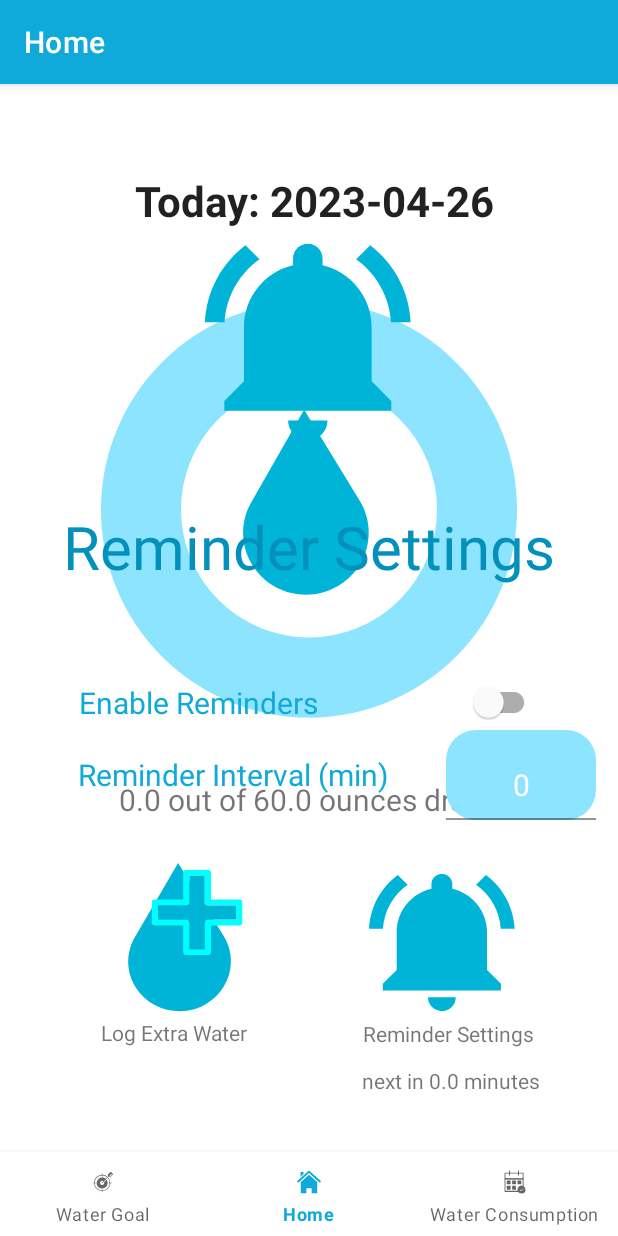
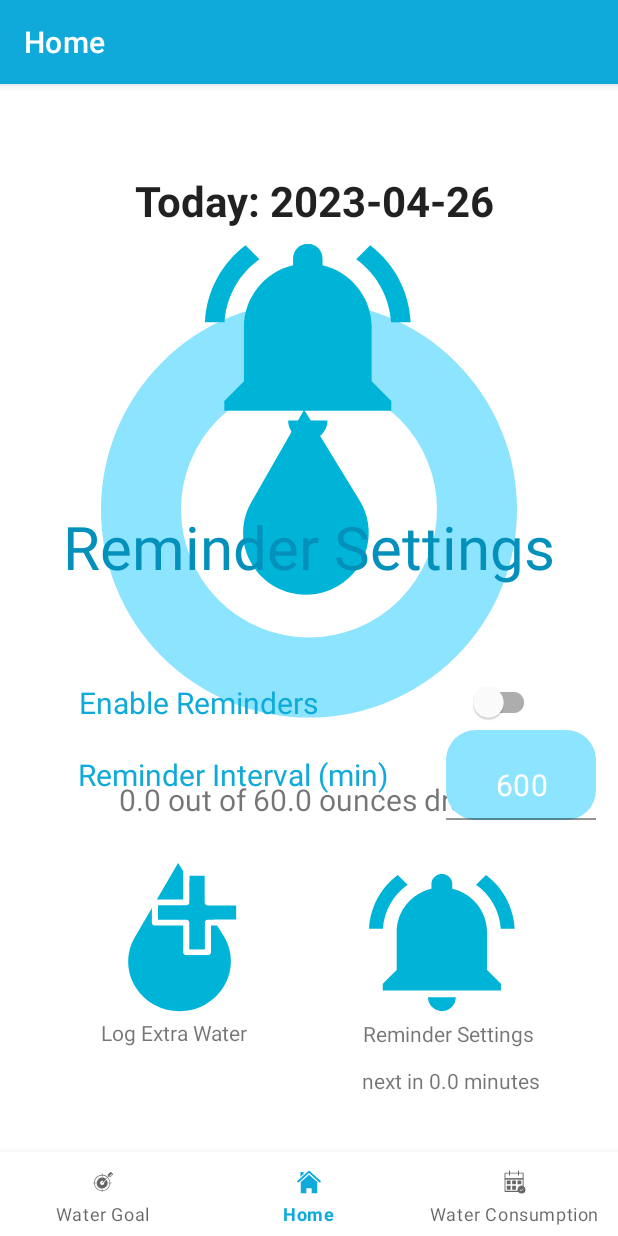
Before and after one commit to 2900xt/Smart-Water, an Android app: the fragment ReminderFragment placed in its activity, on a phone screen of 412 x 824 dp. Run offline under Robolectric (Android 15) with nearby library versions, the phone set to English and light mode, and no system bars; our stand-ins replace navigation-ui.

Commit message:
ReminderFragment Code

```diff
--- a/app/src/main/java/com/remindrop/smartwater/ui/home/reminders/ReminderFragment.java
+++ b/app/src/main/java/com/remindrop/smartwater/ui/home/reminders/ReminderFragment.java
@@ -1,22 +1,33 @@
 package com.remindrop.smartwater.ui.home.reminders;
 
+import android.annotation.SuppressLint;
 import android.os.Bundle;
 import android.view.LayoutInflater;
 import android.view.View;
 import android.view.ViewGroup;
+import android.widget.Switch;
 
 import androidx.annotation.NonNull;
 import androidx.fragment.app.Fragment;
 
+import com.google.android.material.switchmaterial.SwitchMaterial;
+import com.google.android.material.textfield.TextInputEditText;
+import com.remindrop.smartwater.R;
+import com.remindrop.smartwater.Util;
 import com.remindrop.smartwater.databinding.FragmentHomeBinding;
 import com.remindrop.smartwater.databinding.FragmentReminderBinding;
 import com.remindrop.smartwater.ui.home.HomeViewModel;
+
+import org.json.JSONException;
+import org.json.JSONObject;
 
 public class ReminderFragment extends Fragment {
 
     private FragmentReminderBinding binding;
     private Fragment parent;
     private HomeViewModel viewModel;
+    private TextInputEditText reminderIntervalInput;
+    private SwitchMaterial remindersEnableSwitch;
 
     public ReminderFragment()
     {
@@ -34,11 +45,46 @@ public class ReminderFragment extends Fragment {
 
         binding = FragmentReminderBinding.inflate(inflater, container, false);
 
+        JSONObject JSON = Util.getJSON();
+        int reminderInterval = 0;
+        boolean remindersEnabled = false;
+        try {
+            if(!JSON.has("reminderInterval"))
+            {
+                Util.getJSON().put("reminderInterval", 600);
+            }
+            reminderInterval = JSON.getInt("reminderInterval");
+
+            if(!JSON.has("remindersEnabled"))
+            {
+                JSON.put("remindersEnabled", false);
+            }
+            remindersEnabled = JSON.getBoolean("remindersEnabled");
+        } catch (JSONException e) {
+            e.printStackTrace();
+            System.exit(-1);
+        }
+
+        reminderIntervalInput = binding.reminderIntervalInput;
+        reminderIntervalInput.setText(String.valueOf(reminderInterval));
+
+        remindersEnableSwitch = binding.switchEnableReminders;
+        remindersEnableSwitch.setChecked(remindersEnabled);
+
         return binding.getRoot();
     }
 
     @Override
     public void onDestroyView() {
+
+        try {
+            Util.getJSON().put("remindersEnabled", remindersEnableSwitch.isChecked());
+            Util.getJSON().put("reminderInterval", Integer.parseInt(reminderIntervalInput.getText().toString()));
+        } catch (JSONException e)
+        {
+            e.printStackTrace();
+            System.exit(-1);
+        }
         super.onDestroyView();
     }
 }
--- a/app/src/main/res/drawable/ic_log_extra_water.xml
+++ b/app/src/main/res/drawable/ic_log_extra_water.xml
@@ -4,7 +4,7 @@
     <path android:fillColor="#00b4d8" android:fillType="nonZero" android:pathData="M248.78,180.13L178.36,64.76L113.09,179.34C97.9,203.63 96.57,235.2 112.54,261.34C135.23,298.52 184.11,310.45 221.75,288.03C259.36,265.61 271.47,217.33 248.78,180.13ZM248.78,180.13"/>
     <group>
         <clip-path android:pathData="M137.38,75.71L278.2,75.71L278.2,210.7L137.38,210.7ZM137.38,75.71"/>
-        <path android:fillColor="#00ffff" android:fillType="evenOdd" android:pathData="M229.36,122.53L273.27,122.53C276,122.53 278.2,124.64 278.2,127.25L278.2,159.15C278.2,161.76 276,163.88 273.27,163.88C273.19,163.88 273.11,163.88 273.03,163.87L229.36,163.87L229.36,205.98C229.36,208.59 227.15,210.7 224.43,210.7L191.15,210.7C188.43,210.7 186.22,208.59 186.22,205.98L186.22,163.88L142.3,163.88C139.59,163.88 137.38,161.76 137.38,159.15C137.38,159.07 137.38,159 137.39,158.92L137.39,129.95L137.38,129.95L137.38,127.25C137.38,124.64 139.59,122.53 142.3,122.53L186.22,122.53L186.22,80.43C186.22,77.82 188.43,75.71 191.15,75.71C191.23,75.71 191.31,75.71 191.39,75.71L221.61,75.71L221.61,75.71L224.43,75.71C227.15,75.71 229.36,77.82 229.36,80.43ZM219.5,85.15L196.08,85.15L196.08,127.25C196.08,129.86 193.87,131.98 191.15,131.98L147.23,131.98L147.23,154.43L191.15,154.43C193.87,154.43 196.08,156.55 196.08,159.15L196.08,201.25L219.5,201.25L219.5,159.15C219.5,156.55 221.71,154.43 224.43,154.43L227.24,154.43L227.24,154.44L268.34,154.44L268.34,131.98L224.43,131.98C221.71,131.98 219.5,129.86 219.5,127.25L219.5,85.15"/>
+        <path android:fillColor="#FFFFFF" android:fillType="evenOdd" android:pathData="M229.36,122.53L273.27,122.53C276,122.53 278.2,124.64 278.2,127.25L278.2,159.15C278.2,161.76 276,163.88 273.27,163.88C273.19,163.88 273.11,163.88 273.03,163.87L229.36,163.87L229.36,205.98C229.36,208.59 227.15,210.7 224.43,210.7L191.15,210.7C188.43,210.7 186.22,208.59 186.22,205.98L186.22,163.88L142.3,163.88C139.59,163.88 137.38,161.76 137.38,159.15C137.38,159.07 137.38,159 137.39,158.92L137.39,129.95L137.38,129.95L137.38,127.25C137.38,124.64 139.59,122.53 142.3,122.53L186.22,122.53L186.22,80.43C186.22,77.82 188.43,75.71 191.15,75.71C191.23,75.71 191.31,75.71 191.39,75.71L221.61,75.71L221.61,75.71L224.43,75.71C227.15,75.71 229.36,77.82 229.36,80.43ZM219.5,85.15L196.08,85.15L196.08,127.25C196.08,129.86 193.87,131.98 191.15,131.98L147.23,131.98L147.23,154.43L191.15,154.43C193.87,154.43 196.08,156.55 196.08,159.15L196.08,201.25L219.5,201.25L219.5,159.15C219.5,156.55 221.71,154.43 224.43,154.43L227.24,154.43L227.24,154.44L268.34,154.44L268.34,131.98L224.43,131.98C221.71,131.98 219.5,129.86 219.5,127.25L219.5,85.15"/>
     </group>
     <path android:fillColor="#00b4d8" android:fillType="evenOdd" android:pathData="M268.34,131.98L224.43,131.98C221.71,131.98 219.5,129.86 219.5,127.25L219.5,85.15L196.08,85.15L196.08,127.25C196.08,129.86 193.87,131.98 191.15,131.98L147.23,131.98L147.23,154.43L191.15,154.43C193.87,154.43 196.08,156.55 196.08,159.15L196.08,201.25L219.5,201.25L219.5,159.15C219.5,156.55 221.71,154.43 224.43,154.43L227.24,154.43L227.24,154.44L268.34,154.44L268.34,131.98"/>
 </vector>
--- a/app/src/main/res/layout/fragment_reminder.xml
+++ b/app/src/main/res/layout/fragment_reminder.xml
@@ -21,7 +21,7 @@
         app:layout_constraintVertical_bias="0.0" />
 
     <com.google.android.material.switchmaterial.SwitchMaterial
-        android:id="@+id/switch1"
+        android:id="@+id/switch_enable_reminders"
         android:layout_width="307dp"
         android:layout_height="55dp"
         android:layout_margin="2dp"
@@ -78,6 +78,7 @@
 
 
         <com.google.android.material.textfield.TextInputEditText
+            android:id="@+id/reminder_interval_input"
             android:layout_width="match_parent"
             android:layout_height="match_parent"
             android:text="0"
```
